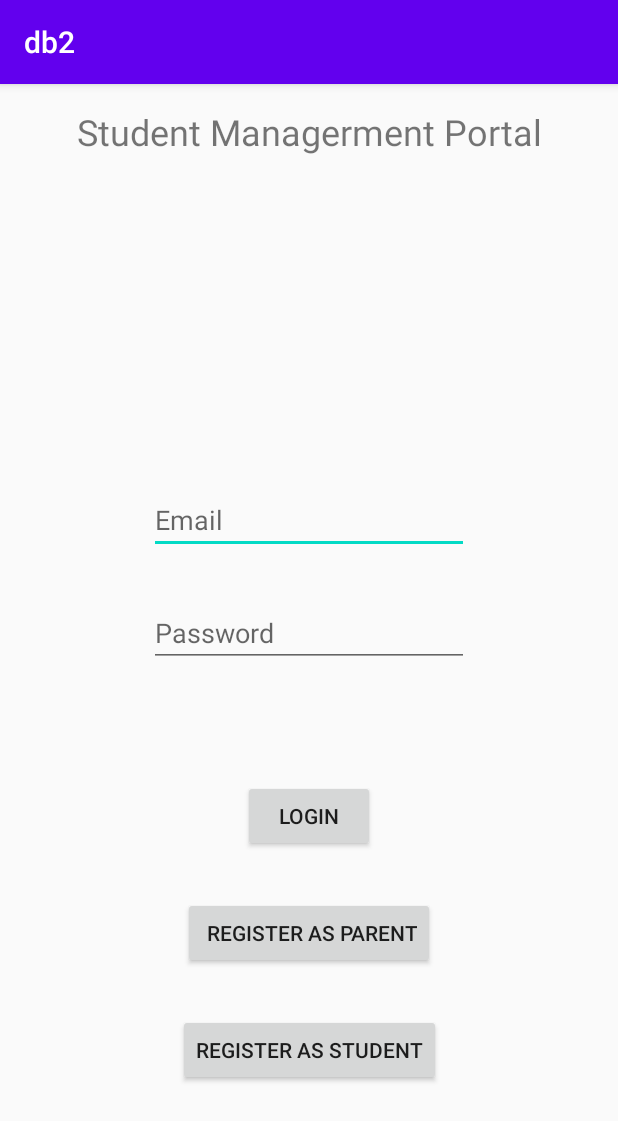
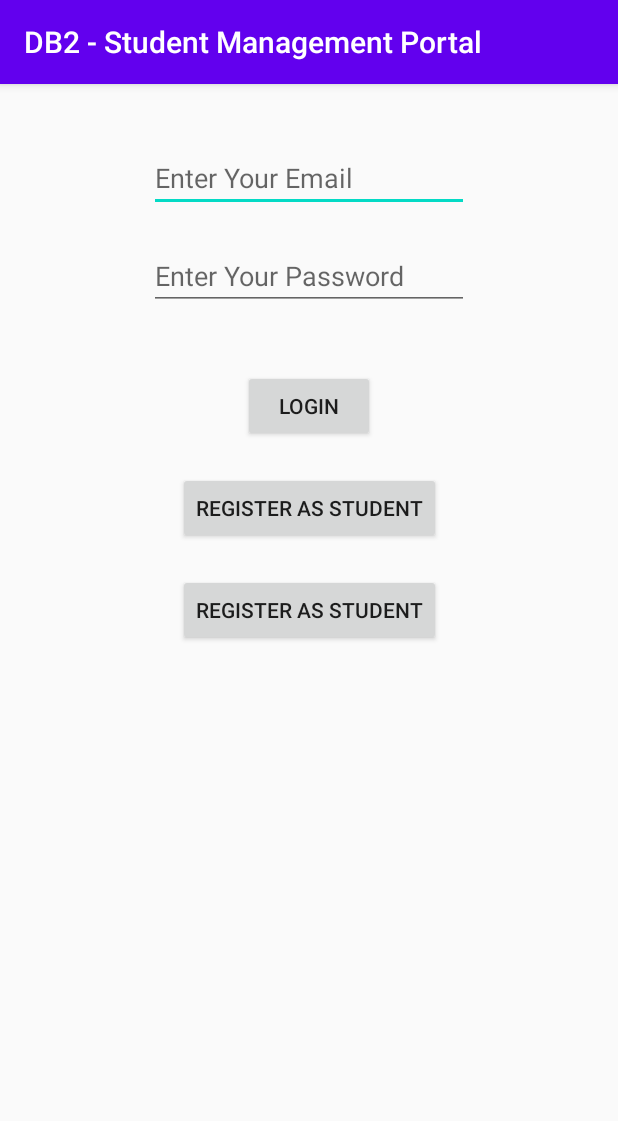
Before and after one commit to JustinLaGree/DBII-Project, an Android app: the screen it shows after launch (LoginActivity), on a phone screen of 412 x 824 dp. Shown: the top 1121 px of the screen. Run offline under Robolectric (Android 15) with nearby library versions, the phone set to English and light mode, and no system bars.

Commit message:
Cleanup login UI and get rid of warnings.

```diff
--- a/Phase3/Java/db2/app/src/main/res/layout/activity_login.xml
+++ b/Phase3/Java/db2/app/src/main/res/layout/activity_login.xml
@@ -6,75 +6,60 @@
     android:layout_height="match_parent"
     tools:context=".LoginActivity">
 
+    <EditText
+        android:id="@+id/textBox_email"
+        android:layout_width="wrap_content"
+        android:layout_height="wrap_content"
+        android:layout_marginTop="40dp"
+        android:autofillHints=""
+        android:ems="10"
+        android:hint="@string/email_text_hint"
+        android:inputType="textWebEmailAddress"
+        app:layout_constraintEnd_toEndOf="parent"
+        app:layout_constraintStart_toStartOf="parent"
+        app:layout_constraintTop_toTopOf="parent" />
+
     <Button
         android:id="@+id/button_login"
         android:layout_width="wrap_content"
         android:layout_height="wrap_content"
-        android:layout_marginBottom="30dp"
-        android:text="Login"
-        app:layout_constraintBottom_toTopOf="@+id/button_registerAsParent"
+        android:layout_marginTop="40dp"
+        android:text="@string/login_button"
         app:layout_constraintEnd_toEndOf="parent"
-        app:layout_constraintHorizontal_bias="0.5"
-        app:layout_constraintStart_toStartOf="parent" />
+        app:layout_constraintStart_toStartOf="parent"
+        app:layout_constraintTop_toBottomOf="@+id/textBox_password" />
+
+    <Button
+        android:id="@+id/button_registerAsStudent"
+        android:layout_width="wrap_content"
+        android:layout_height="wrap_content"
+        android:layout_marginTop="20dp"
+        android:text="@string/register_as_student_button"
+        app:layout_constraintEnd_toEndOf="parent"
+        app:layout_constraintStart_toStartOf="parent"
+        app:layout_constraintTop_toBottomOf="@+id/button_registerAsParent" />
 
     <Button
         android:id="@+id/button_registerAsParent"
         android:layout_width="wrap_content"
         android:layout_height="wrap_content"
-        android:layout_marginBottom="30dp"
-        android:text=" Register as parent"
-        app:layout_constraintBottom_toTopOf="@+id/button_registerAsStudent"
+        android:layout_marginTop="20dp"
+        android:text="@string/register_as_student_button"
         app:layout_constraintEnd_toEndOf="parent"
-        app:layout_constraintHorizontal_bias="0.5"
-        app:layout_constraintStart_toStartOf="parent" />
-
-    <EditText
-        android:id="@+id/textBox_email"
-        android:layout_width="wrap_content"
-        android:layout_height="wrap_content"
-        android:layout_marginBottom="30dp"
-        android:ems="10"
-        android:hint="Email"
-        android:inputType="textPersonName"
-        app:layout_constraintBottom_toTopOf="@+id/textBox_password"
-        app:layout_constraintEnd_toEndOf="parent"
-        app:layout_constraintHorizontal_bias="0.5"
-        app:layout_constraintStart_toStartOf="parent" />
+        app:layout_constraintStart_toStartOf="parent"
+        app:layout_constraintTop_toBottomOf="@+id/button_login" />
 
     <EditText
         android:id="@+id/textBox_password"
         android:layout_width="wrap_content"
         android:layout_height="wrap_content"
-        android:layout_marginBottom="75dp"
+        android:layout_marginTop="20dp"
         android:ems="10"
-        android:hint="Password"
-        android:inputType="textPersonName"
-        app:layout_constraintBottom_toTopOf="@+id/button_login"
+        android:hint="@string/password_text_hint"
+        android:importantForAutofill="no"
+        android:inputType="textPassword"
         app:layout_constraintEnd_toEndOf="parent"
-        app:layout_constraintHorizontal_bias="0.5"
-        app:layout_constraintStart_toStartOf="parent" />
-
-    <Button
-        android:id="@+id/button_registerAsStudent"
-        android:layout_width="wrap_content"
-        android:layout_height="wrap_content"
-        android:layout_marginBottom="100dp"
-        android:text="Register as Student"
-        app:layout_constraintBottom_toBottomOf="parent"
-        app:layout_constraintEnd_toEndOf="parent"
-        app:layout_constraintHorizontal_bias="0.5"
-        app:layout_constraintStart_toStartOf="parent" />
-
-    <TextView
-        android:id="@+id/title_textView"
-        android:layout_width="wrap_content"
-        android:layout_height="wrap_content"
-        android:layout_marginTop="15dp"
-        android:text="Student Managerment Portal"
-        android:textSize="24sp"
-        app:layout_constraintEnd_toEndOf="parent"
-        app:layout_constraintHorizontal_bias="0.5"
         app:layout_constraintStart_toStartOf="parent"
-        app:layout_constraintTop_toTopOf="parent" />
+        app:layout_constraintTop_toBottomOf="@+id/textBox_email" />
 
 </androidx.constraintlayout.widget.ConstraintLayout>
--- a/Phase3/Java/db2/app/src/main/res/values/strings.xml
+++ b/Phase3/Java/db2/app/src/main/res/values/strings.xml
@@ -1,4 +1,9 @@
 <resources>
-    <string name="app_name">db2</string>
-    <string name="logout_button">logout</string>
+    <string name="app_name">DB2 - Student Management Portal</string>
+    <string name="login_button">Login</string>
+    <string name="register_as_student_button">Register as Student</string>
+    <string name="register_as_parent_button">Register as Parent</string>
+    <string name="logout_button">Logout</string>
+    <string name="email_text_hint">Enter Your Email</string>
+    <string name="password_text_hint">Enter Your Password</string>
 </resources>
```
Also changed, not shown: 1 other file.
